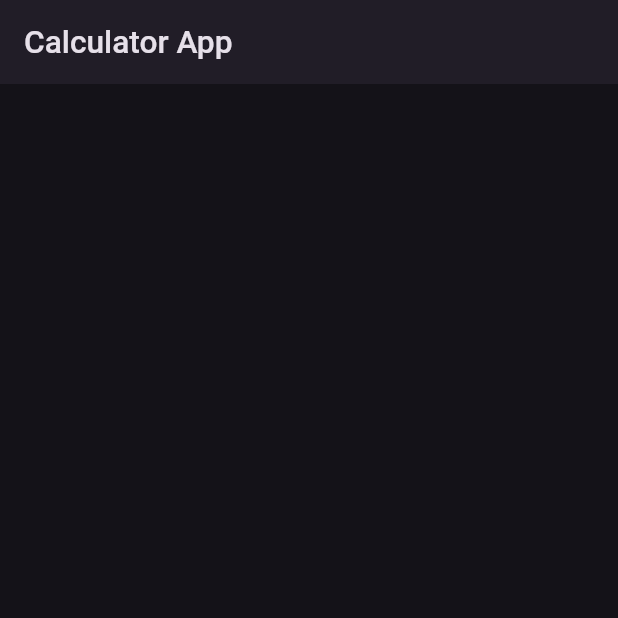
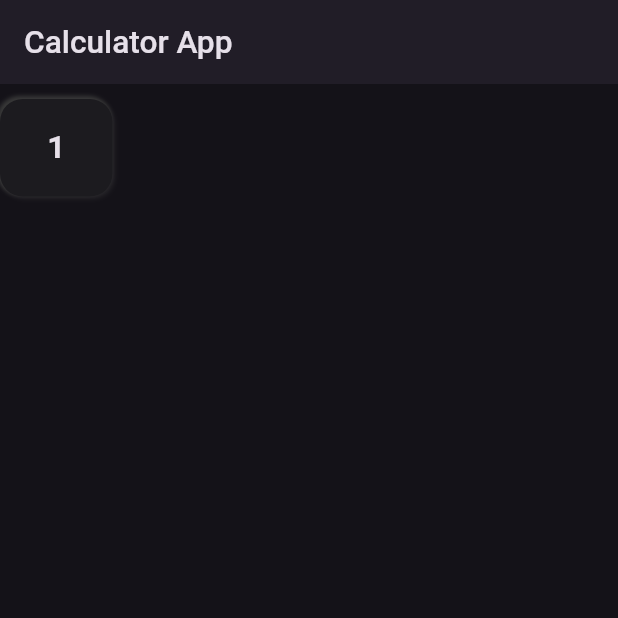
Before and after one commit to MohamdAshiq/Calculator-App, a Flutter app: the screen it shows after launch, on a phone screen of 412 x 824 dp, the top half of it. Run offline on Flutter 3.47's test engine with Material 2 defaults, Android fonts, the phone set to English and light mode, and no system bars; our stand-ins replace flutter_inset_box_shadow, flutter_screenutil.

Commit message:
A single basic button added

```diff
--- /dev/null
+++ b/lib/Constants/constants.dart
@@ -0,0 +1,8 @@
+
+
+class Constants{
+
+
+static const String appname="Calculator App";
+
+}
--- a/lib/Screens/home_page.dart
+++ b/lib/Screens/home_page.dart
@@ -1,4 +1,5 @@
 import 'package:calculator_app/Widgets/appbar_widget.dart';
+import 'package:calculator_app/Widgets/each_button.dart';
 import 'package:flutter/material.dart';
 
 class HomePage extends StatelessWidget {
@@ -6,6 +7,10 @@ class HomePage extends StatelessWidget {
 
   @override
   Widget build(BuildContext context) {
-    return const Scaffold(appBar: AppBarWidget());
+    return const Scaffold(
+      appBar: AppBarWidget(),
+      body: EachButtonWidget(buttontext: "1"),
+
+    );
   }
 }
--- a/lib/Widgets/appbar_widget.dart
+++ b/lib/Widgets/appbar_widget.dart
@@ -1,3 +1,4 @@
+import 'package:calculator_app/Constants/constants.dart';
 import 'package:flutter/material.dart';
 import 'package:flutter_screenutil/flutter_screenutil.dart';
 
@@ -8,7 +9,7 @@ class AppBarWidget extends StatelessWidget implements PreferredSizeWidget {
   Widget build(BuildContext context) {
     return AppBar(
       title: Text(
-        "Calculator App",
+        Constants.appname,
         style: TextStyle(
           fontWeight: FontWeight.w500,
           fontSize: 20.sp,
--- /dev/null
+++ b/lib/Widgets/each_button.dart
@@ -0,0 +1,51 @@
+
+import 'package:flutter/material.dart' hide BoxDecoration, BoxShadow;
+import 'package:flutter_inset_box_shadow/flutter_inset_box_shadow.dart';
+
+class EachButtonWidget extends StatelessWidget {
+  const EachButtonWidget({super.key, required this.buttontext});
+
+  final String buttontext;
+
+
+  @override
+  Widget build(BuildContext context) {
+    double blur = 1.5;
+    Offset distance = const Offset(1.5, 1.5);
+    return GestureDetector(
+      onTap: () {},
+      child: Listener(
+            child: AnimatedContainer(
+              duration: const Duration(milliseconds: 120),
+              height: 65,
+              width: 75,
+              margin: const EdgeInsets.symmetric(vertical: 10),
+              decoration: BoxDecoration(
+                  borderRadius: BorderRadius.circular(15),
+                  color: const Color.fromARGB(255, 28, 27, 31),
+                  boxShadow: [
+                    BoxShadow(
+                        blurRadius: blur,
+                        offset: -distance,
+                        color: const Color.fromARGB(255, 56, 56, 56),
+                       ),
+                    BoxShadow(
+                        blurRadius: blur,
+                        offset: distance,
+                        color: const Color.fromARGB(66, 75, 75, 75),
+                       )
+                  ]),
+              child: Center(
+                child: Text(
+                  buttontext,
+                  style: const TextStyle(
+                    fontWeight: FontWeight.w600,
+                    fontSize: 21,
+                  ),
+                ),
+              ),
+            ),
+      ),
+    );
+  }
+}
--- a/lib/main.dart
+++ b/lib/main.dart
@@ -1,3 +1,4 @@
+import 'package:calculator_app/Constants/constants.dart';
 import 'package:calculator_app/Screens/home_page.dart';
 import 'package:flutter/material.dart';
 import 'package:flutter_screenutil/flutter_screenutil.dart';
@@ -15,7 +16,7 @@ class MyApp extends StatelessWidget {
       minTextAdapt: true,
       splitScreenMode: true,
       builder: (context, child) => MaterialApp(
-        title: "Calculator App",
+        title: Constants.appname,
         debugShowCheckedModeBanner: false,
         theme: ThemeData.dark(useMaterial3: true),
         home: const HomePage(),
--- a/pubspec.yaml
+++ b/pubspec.yaml
@@ -31,6 +31,7 @@ dependencies:
   cupertino_icons: ^1.0.2
   flutter:
     sdk: flutter
+  flutter_inset_box_shadow: ^1.0.8
   flutter_screenutil: ^5.8.4
   provider: ^6.0.5
 
```
Also changed, not shown: pubspec.lock, 1 other file.
